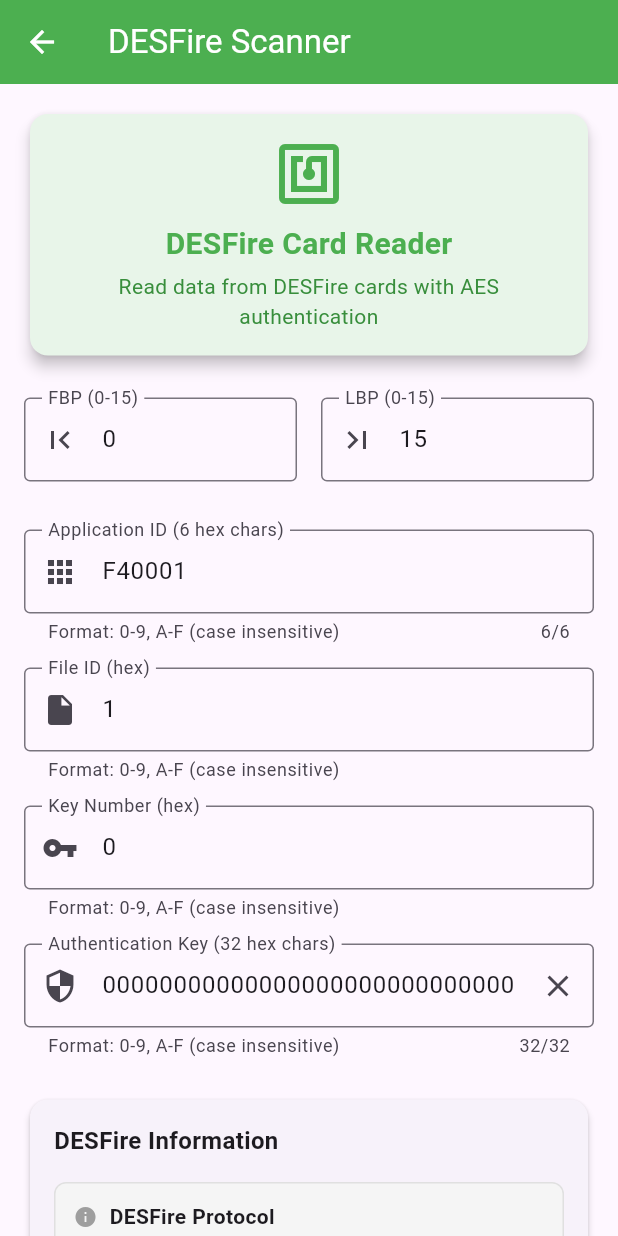
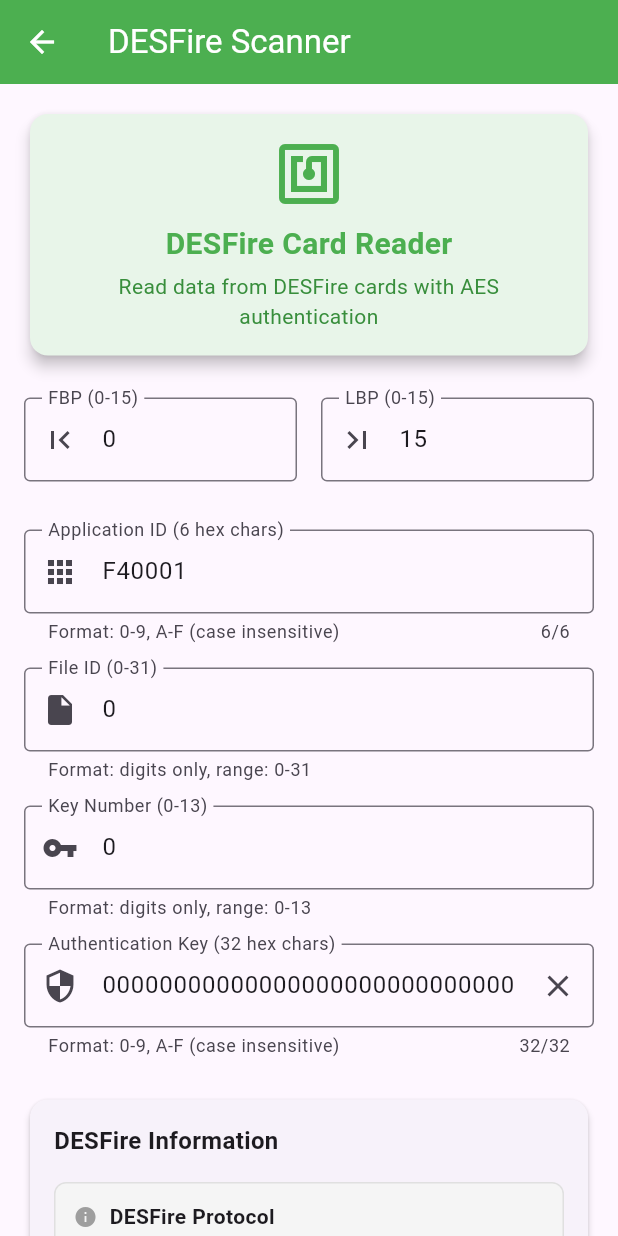
Before and after one commit to M-Itrych/NFCServices, a Flutter app: the DesfireScreen screen opened directly, on a phone screen of 412 x 824 dp. Run offline on Flutter 3.47's test engine with Material 3 defaults, Android fonts, the phone set to English and light mode, and no system bars; our stand-ins replace convert; missing offline and left inert: encrypt, flutter_nfc_kit, pointycastle.

Commit message:
Docs added

```diff
--- a/lib/example_use/desfire_screen.dart
+++ b/lib/example_use/desfire_screen.dart
@@ -29,7 +29,7 @@ class _DesfireScreenState extends State<DesfireScreen> {
   final TextEditingController _fbpController = TextEditingController(text: '0');
   final TextEditingController _lbpController = TextEditingController(text: '15');
   final TextEditingController _applicationIdController = TextEditingController(text: 'F40001');
-  final TextEditingController _fileIdController = TextEditingController(text: '1');
+  final TextEditingController _fileIdController = TextEditingController(text: '0');
   final TextEditingController _keyNumberController = TextEditingController(text: '0');
   final TextEditingController _authKeyController = TextEditingController(text: '00000000000000000000000000000000');
   final TextEditingController _resultController = TextEditingController();
@@ -78,24 +78,32 @@ class _DesfireScreenState extends State<DesfireScreen> {
     return null;
   }
 
-  /// Validate file ID (hex characters)
+  /// Validate file ID (0-31 as integer)
   String? _validateFileId(String? value) {
     if (value == null || value.isEmpty) {
       return 'File ID is required';
     }
-    if (!RegExp(r'^[0-9A-Fa-f]+$').hasMatch(value)) {
-      return 'File ID must contain only hex characters (0-9, A-F)';
+    if (!RegExp(r'^[0-9]+$').hasMatch(value)) {
+      return 'File ID must contain only digits (0-9)';
+    }
+    final fileIdInt = int.tryParse(value);
+    if (fileIdInt == null || fileIdInt < 0 || fileIdInt > 31) {
+      return 'File ID must be between 0-31';
     }
     return null;
   }
 
-  /// Validate key number (hex characters)
+  /// Validate key number (0-13 as integer)
   String? _validateKeyNumber(String? value) {
     if (value == null || value.isEmpty) {
       return 'Key number is required';
     }
-    if (!RegExp(r'^[0-9A-Fa-f]+$').hasMatch(value)) {
-      return 'Key number must contain only hex characters (0-9, A-F)';
+    if (!RegExp(r'^[0-9]+$').hasMatch(value)) {
+      return 'Key number must contain only digits (0-9)';
+    }
+    final keyNumberInt = int.tryParse(value);
+    if (keyNumberInt == null || keyNumberInt < 0 || keyNumberInt > 13) {
+      return 'Key number must be between 0-13';
     }
     return null;
   }
@@ -368,17 +376,16 @@ class _DesfireScreenState extends State<DesfireScreen> {
                 TextFormField(
                   controller: _fileIdController,
                   decoration: const InputDecoration(
-                    labelText: 'File ID (hex)',
+                    labelText: 'File ID (0-31)',
                     border: OutlineInputBorder(),
-                    hintText: 'Enter hex file ID',
+                    hintText: 'Enter file ID (0-31)',
                     prefixIcon: Icon(Icons.insert_drive_file),
-                    helperText: 'Format: 0-9, A-F (case insensitive)',
+                    helperText: 'Format: digits only, range: 0-31',
                     errorMaxLines: 2,
                   ),
                   validator: _validateFileId,
                   inputFormatters: [
-                    FilteringTextInputFormatter.allow(RegExp(r'[0-9a-fA-F]')),
-                    UpperCaseTextFormatter(),
+                    FilteringTextInputFormatter.digitsOnly,
                   ],
                 ),
                 const SizedBox(height: 16),
@@ -387,17 +394,16 @@ class _DesfireScreenState extends State<DesfireScreen> {
                 TextFormField(
                   controller: _keyNumberController,
                   decoration: const InputDecoration(
-                    labelText: 'Key Number (hex)',
+                    labelText: 'Key Number (0-13)',
                     border: OutlineInputBorder(),
-                    hintText: 'Enter hex key number',
+                    hintText: 'Enter key number (0-13)',
                     prefixIcon: Icon(Icons.vpn_key),
-                    helperText: 'Format: 0-9, A-F (case insensitive)',
+                    helperText: 'Format: digits only, range: 0-13',
                     errorMaxLines: 2,
                   ),
                   validator: _validateKeyNumber,
                   inputFormatters: [
-                    FilteringTextInputFormatter.allow(RegExp(r'[0-9a-fA-F]')),
-                    UpperCaseTextFormatter(),
+                    FilteringTextInputFormatter.digitsOnly,
                   ],
                 ),
                 const SizedBox(height: 16),
--- a/pubspec.yaml
+++ b/pubspec.yaml
@@ -13,8 +13,6 @@ dependencies:
   convert: ^3.0.1
   encrypt: ^5.0.1
   pointycastle: ^3.9.1
-  shared_preferences: ^2.2.2
-  mockito: ^5.0.0
 
 dev_dependencies:
   flutter_test:
```
Also changed, not shown: lib/example_use/plus_screen.dart (+2 -5 lines), lib/nfc_services/desfire_services.dart (+25 -11 lines), lib/nfc_services/plus_services.dart (+21 -12 lines), lib/nfc_services/shared/binary_conversion.dart (+0 -30 lines), docs/desfire_diagram.png (added), docs/plus_diagram.png (added), pubspec.lock, 3 other files.
